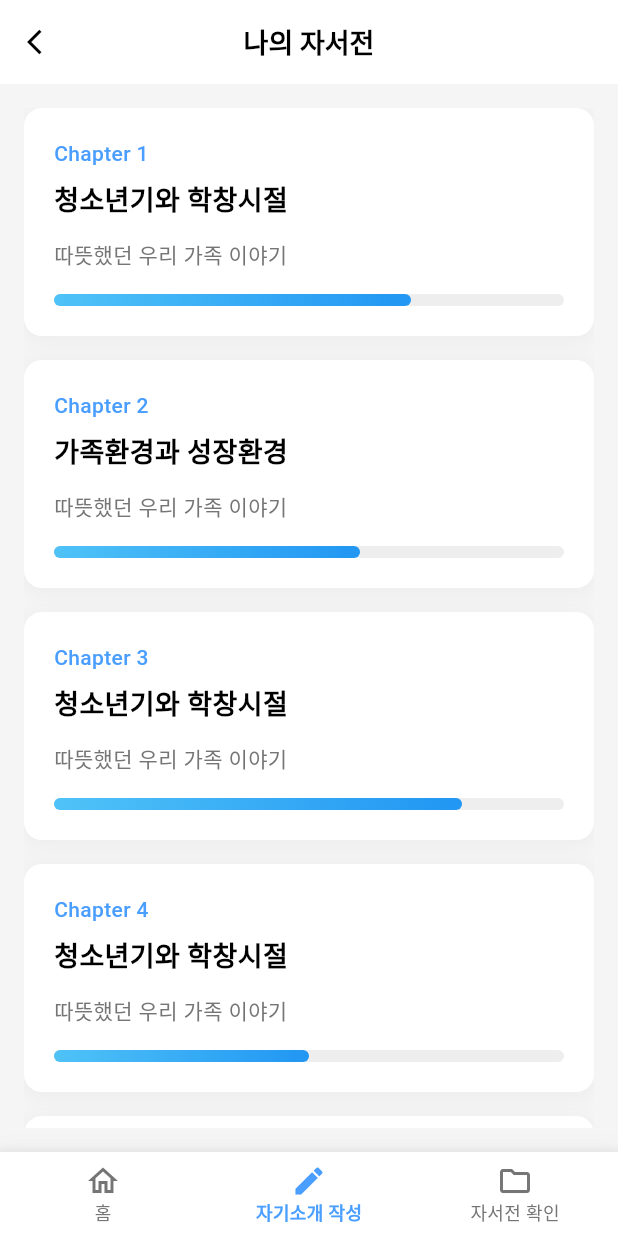
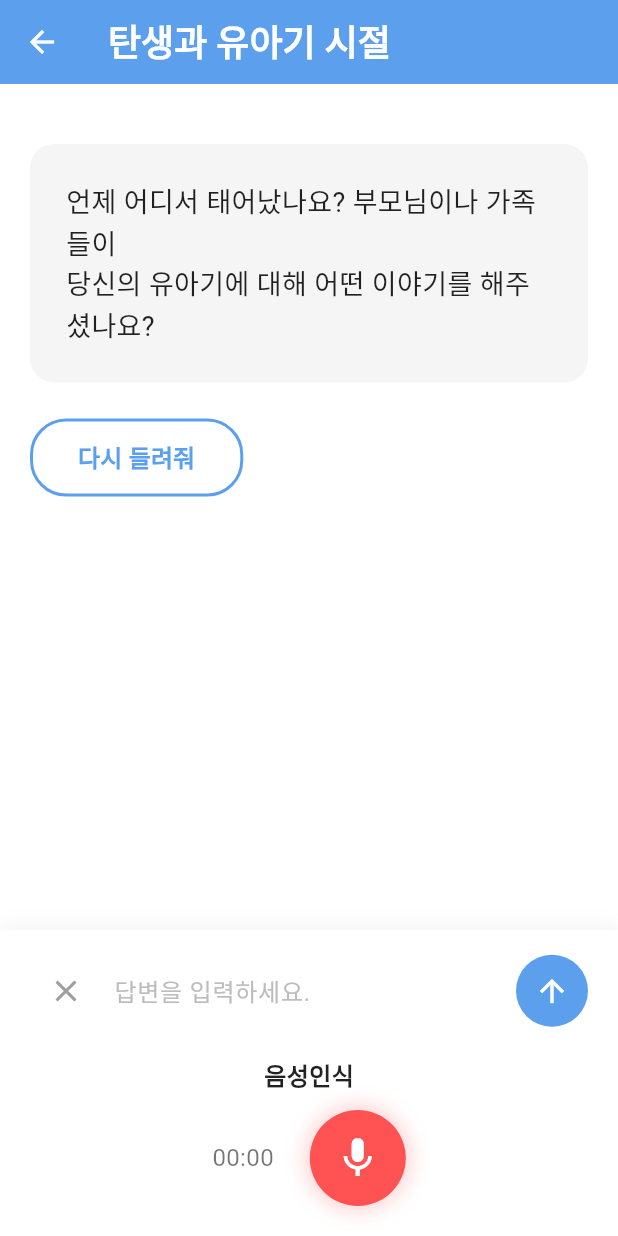
Before and after one commit to kwonbum026/ai-life-legacy-front, a Flutter app: the HomePage screen opened by its route, item 2 of the bottom bar chosen, on a phone screen of 412 x 824 dp. Run offline on Flutter 3.47's test engine with Material 3 defaults, Android fonts, the phone set to English and light mode, and no system bars; our stand-ins replace dio, get.

Commit message:
chore: 자서전 작성 페이지 및 버튼 기능 추가
UI랑 버튼 기능만 추가함.
(이번만 한번에 하겠습니다..)

```diff
--- a/lib/app/core/routes/app_pages.dart
+++ b/lib/app/core/routes/app_pages.dart
@@ -7,6 +7,7 @@ import '../../../features/main/presentation/pages/main_page.dart';
 import '../../../features/auth/presentation/pages/login_page.dart';
 import '../../../features/auth/presentation/bindings.dart';
 import '../../../features/journal/presentation/pages/home_page.dart';
+import '../../../features/journal/presentation/pages/selfIntro_page.dart';
 import 'app_routes.dart';
 
 class AppPages {
@@ -16,5 +17,6 @@ class AppPages {
     GetPage(name: Routes.main,  page: () => const MainPage(),  binding: AuthBinding()),   // 시작 시 AuthController 주입(세션 확인 위해)
     GetPage(name: Routes.login, page: () => const LoginPage(), binding: AuthBinding()),   // 로그인 화면도 Auth 사용
     GetPage(name: Routes.home, page: () => const HomePage(), bindings: [AuthBinding(), JournalBinding(),],),
+    GetPage(name: Routes.selfIntro, page: () => const SelfIntroPage(), bindings: [AuthBinding(), JournalBinding(),],),
   ];
 }
--- a/lib/app/core/routes/app_routes.dart
+++ b/lib/app/core/routes/app_routes.dart
@@ -3,4 +3,5 @@ abstract class Routes {
   static const main  = '/';      // 시작(랜딩) 화면
   static const login = '/login'; // 로그인 화면
   static const home  = '/home';  // 홈(플레이스홀더)
+  static const selfIntro = '/self_intro'; // 자기소개 작성페이지
 }
--- a/lib/features/journal/presentation/bindings.dart
+++ b/lib/features/journal/presentation/bindings.dart
@@ -4,6 +4,8 @@ import '../presentation/controllers/journal_controller.dart';
 class JournalBinding extends Bindings {
   @override
   void dependencies() {
+    // 의존성 추가
     Get.lazyPut<JournalController>(() => JournalController());
+    Get.lazyPut<SelfIntroController>(() => SelfIntroController());
   }
 }
--- a/lib/features/journal/presentation/pages/home_page.dart
+++ b/lib/features/journal/presentation/pages/home_page.dart
@@ -15,10 +15,6 @@ class HomePage extends GetView<JournalController> {
       appBar: AppBar(
         backgroundColor: Colors.white,
         elevation: 0,
-        leading: IconButton(
-          icon: const Icon(Icons.arrow_back_ios, color: Colors.black, size: 20),
-          onPressed: controller.onBackPressed,
-        ),
         title: const Text(
           '나의 자서전',
           style: TextStyle(
--- /dev/null
+++ b/lib/features/journal/presentation/pages/selfIntro_page.dart
@@ -0,0 +1,205 @@
+import 'package:flutter/material.dart';
+import 'package:get/get.dart';
+import '../../../journal/presentation/controllers/journal_controller.dart';
+
+class SelfIntroPage extends GetView<SelfIntroController>  {
+  const SelfIntroPage({super.key});
+
+  @override
+  Widget build(BuildContext context) {
+    return Scaffold(
+      backgroundColor: Colors.white,
+      appBar: AppBar(
+        backgroundColor: Color(0xFF5B9FED),
+        elevation: 0,
+        leading: IconButton(
+          icon: Icon(Icons.arrow_back, color: Colors.white),
+          onPressed: () => Get.back(),
+        ),
+        title: Text(
+          '탄생과 유아기 시절',
+          style: TextStyle(
+            color: Colors.white,
+            fontSize: 24,
+            fontWeight: FontWeight.bold,
+          ),
+        ),
+      ),
+      body: Column(
+        children: [
+          // 메인 컨텐츠 영역
+          Expanded(
+            child: SingleChildScrollView(
+              padding: EdgeInsets.all(20),
+              child: Column(
+                crossAxisAlignment: CrossAxisAlignment.start,
+                children: [
+                  SizedBox(height: 20),
+                  // 질문 카드
+                  Container(
+                    width: double.infinity,
+                    padding: EdgeInsets.all(24),
+                    decoration: BoxDecoration(
+                      color: Color(0xFFF5F5F5),
+                      borderRadius: BorderRadius.circular(16),
+                    ),
+                    child: Text(
+                      '언제 어디서 태어났나요? 부모님이나 가족들이\n당신의 유아기에 대해 어떤 이야기를 해주셨나요?',
+                      style: TextStyle(
+                        fontSize: 18,
+                        height: 1.5,
+                        color: Colors.black87,
+                      ),
+                    ),
+                  ),
+                  SizedBox(height: 24),
+                  // 다시 듣러취 버튼
+                  OutlinedButton(
+                    onPressed: () {
+                      // 다시 듣기 기능
+                    },
+                    style: OutlinedButton.styleFrom(
+                      foregroundColor: Color(0xFF5B9FED),
+                      side: BorderSide(color: Color(0xFF5B9FED), width: 2),
+                      padding: EdgeInsets.symmetric(horizontal: 32, vertical: 14),
+                      shape: RoundedRectangleBorder(
+                        borderRadius: BorderRadius.circular(24),
+                      ),
+                    ),
+                    child: Text(
+                      '다시 들려줘',
+                      style: TextStyle(
+                        fontSize: 16,
+                        fontWeight: FontWeight.w600,
+                      ),
+                    ),
+                  ),
+                ],
+              ),
+            ),
+          ),
+          // 하단 입력 영역
+          Container(
+            decoration: BoxDecoration(
+              color: Colors.white,
+              boxShadow: [
+                BoxShadow(
+                  color: Colors.black.withOpacity(0.05),
+                  blurRadius: 10,
+                  offset: Offset(0, -2),
+                ),
+              ],
+            ),
+            child: Column(
+              children: [
+                // 텍스트 입력 필드
+                Padding(
+                  padding: EdgeInsets.fromLTRB(20, 16, 20, 0),
+                  child: Row(
+                    children: [
+                      // X 버튼
+                      IconButton(
+                        icon: Icon(Icons.close, color: Colors.grey),
+                        onPressed: () => controller.clearText(),
+                      ),
+                      SizedBox(width: 8),
+                      // 입력 필드
+                      Expanded(
+                        child: TextField(
+                          controller: controller.textController,
+                          decoration: InputDecoration(
+                            hintText: '답변을 입력하세요.',
+                            hintStyle: TextStyle(color: Colors.grey[400]),
+                            border: InputBorder.none,
+                            contentPadding: EdgeInsets.symmetric(vertical: 12),
+                          ),
+                          style: TextStyle(fontSize: 16),
+                          maxLines: 1,
+                        ),
+                      ),
+                      SizedBox(width: 8),
+                      // 전송 버튼
+                      Container(
+                        decoration: BoxDecoration(
+                          color: Color(0xFF5B9FED),
+                          shape: BoxShape.circle,
+                        ),
+                        child: IconButton(
+                          icon: Icon(Icons.arrow_upward, color: Colors.white),
+                          onPressed: () {
+                            // 전송 기능
+                            if (controller.textController.text.isNotEmpty) {
+                              print('전송: ${controller.textController.text}');
+                              controller.clearText();
+                            }
+                          },
+                        ),
+                      ),
+                    ],
+                  ),
+                ),
+                // 음성인식 영역
+                Container(
+                  padding: EdgeInsets.symmetric(vertical: 20),
+                  child: Column(
+                    children: [
+                      Text(
+                        '음성인식',
+                        style: TextStyle(
+                          fontSize: 16,
+                          color: Colors.black87,
+                          fontWeight: FontWeight.w600,
+                        ),
+                      ),
+                      SizedBox(height: 12),
+                      Row(
+                        mainAxisAlignment: MainAxisAlignment.center,
+                        children: [
+                          // 녹음 시간 표시
+                          Obx(() => Text(
+                            controller.getFormattedTime(),
+                            style: TextStyle(
+                              fontSize: 16,
+                              color: Colors.black54,
+                            ),
+                          )),
+                          SizedBox(width: 24),
+                          // 녹음 버튼
+                          Obx(() => GestureDetector(
+                            onTap: () => controller.toggleRecording(),
+                            child: Container(
+                              width: 64,
+                              height: 64,
+                              decoration: BoxDecoration(
+                                color: controller.isRecording.value
+                                    ? Color(0xFFFF5252)
+                                    : Color(0xFFFF5252),
+                                shape: BoxShape.circle,
+                                boxShadow: [
+                                  BoxShadow(
+                                    color: Color(0xFFFF5252).withOpacity(0.3),
+                                    blurRadius: 12,
+                                    spreadRadius: 2,
+                                  ),
+                                ],
+                              ),
+                              child: Icon(
+                                Icons.mic,
+                                color: Colors.white,
+                                size: 32,
+                              ),
+                            ),
+                          )),
+                        ],
+                      ),
+                    ],
+                  ),
+                ),
+              ],
+            ),
+          ),
+        ],
+      ),
+    );
+  }
+}
```
Also changed, not shown: lib/features/auth/presentation/pages/login_page.dart (+150 -13 lines), lib/features/journal/presentation/controllers/journal_controller.dart (+71 -2 lines), lib/features/journal/presentation/pages/journal_write_page.dart (deleted).
